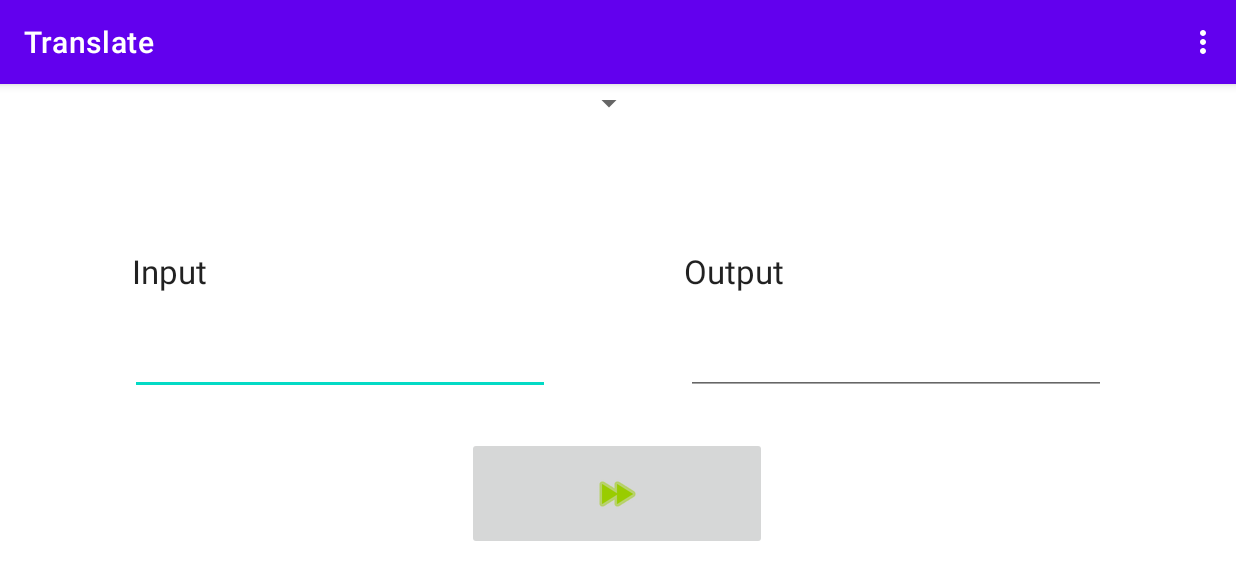
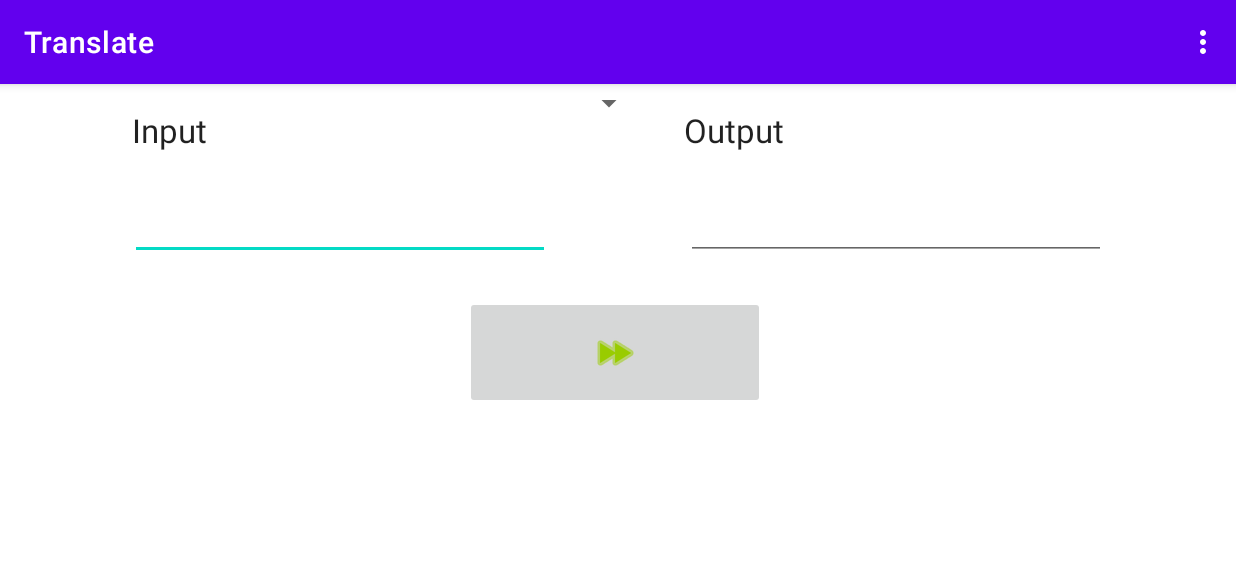
Before and after one commit to fjourdren/android_babelblock, an Android app: the TranslatorActivity screen opened directly, with no data from a screen before it, on a phone screen of 824 x 412 dp (held sideways). Shown: the top 580 px of the screen. Run offline under Robolectric (Android 15) with nearby library versions, the phone set to English and light mode, and no system bars; 1 statement that could not run was skipped.

Commit message:
Upware activities content

```diff
--- a/app/src/main/res/layout/activity_translator.xml
+++ b/app/src/main/res/layout/activity_translator.xml
@@ -5,6 +5,17 @@
     android:layout_width="match_parent"
     android:layout_height="match_parent"
     tools:context=".TranslatorActivity">
+
+    <TextView
+        android:id="@+id/textView2"
+        android:layout_width="280dp"
+        android:layout_height="33dp"
+        android:layout_marginBottom="8dp"
+        android:text="Input"
+        android:textAppearance="@style/TextAppearance.AppCompat.Large"
+        app:layout_constraintBottom_toTopOf="@+id/edit_query"
+        app:layout_constraintEnd_toStartOf="@+id/textView"
+        app:layout_constraintStart_toStartOf="parent" />
 
     <TextView
         android:id="@+id/translated_text"
@@ -21,14 +32,14 @@
         app:layout_constraintHorizontal_bias="0.5"
         app:layout_constraintStart_toEndOf="@+id/edit_query"
         app:layout_constraintTop_toTopOf="parent"
-        app:layout_constraintVertical_bias="0.498"
+        app:layout_constraintVertical_bias="0.193"
         tools:text="Output data" />
 
     <TextView
         android:id="@+id/textView"
         android:layout_width="280dp"
         android:layout_height="33dp"
-        android:layout_marginBottom="4dp"
+        android:layout_marginBottom="8dp"
         android:text="Output"
         android:textAppearance="@style/TextAppearance.AppCompat.Large"
         app:layout_constraintBottom_toTopOf="@+id/translated_text"
@@ -48,27 +59,16 @@
         app:layout_constraintEnd_toStartOf="@+id/translated_text"
         app:layout_constraintStart_toStartOf="parent"
         app:layout_constraintTop_toTopOf="parent"
-        app:layout_constraintVertical_bias="0.498" />
-
-    <TextView
-        android:id="@+id/textView2"
-        android:layout_width="280dp"
-        android:layout_height="33dp"
-        android:layout_marginBottom="4dp"
-        android:text="Input"
-        android:textAppearance="@style/TextAppearance.AppCompat.Large"
-        app:layout_constraintBottom_toTopOf="@+id/edit_query"
-        app:layout_constraintEnd_toStartOf="@+id/textView"
-        app:layout_constraintStart_toStartOf="parent" />
+        app:layout_constraintVertical_bias="0.193" />
 
     <ImageButton
         android:id="@+id/translate_button"
         android:layout_width="200dp"
         android:layout_height="75dp"
-        android:layout_marginTop="28dp"
+        android:layout_marginTop="24dp"
         android:tint="@android:color/holo_green_light"
         app:layout_constraintEnd_toEndOf="parent"
-        app:layout_constraintHorizontal_bias="0.499"
+        app:layout_constraintHorizontal_bias="0.497"
         app:layout_constraintStart_toStartOf="parent"
         app:layout_constraintTop_toBottomOf="@+id/edit_query"
         app:srcCompat="@android:drawable/ic_media_ff" />
@@ -99,7 +99,7 @@
         android:layout_width="430dp"
         android:layout_height="25dp"
         android:spinnerMode="dialog"
-        tools:layout_editor_absoluteX="150dp"
-        tools:layout_editor_absoluteY="75dp" />
+        tools:layout_editor_absoluteX="141dp"
+        tools:layout_editor_absoluteY="361dp" />
 
 </androidx.constraintlayout.widget.ConstraintLayout>
```
Also changed, not shown: app/src/main/res/layout/activity_text_to_speech.xml (+17 -17 lines).
